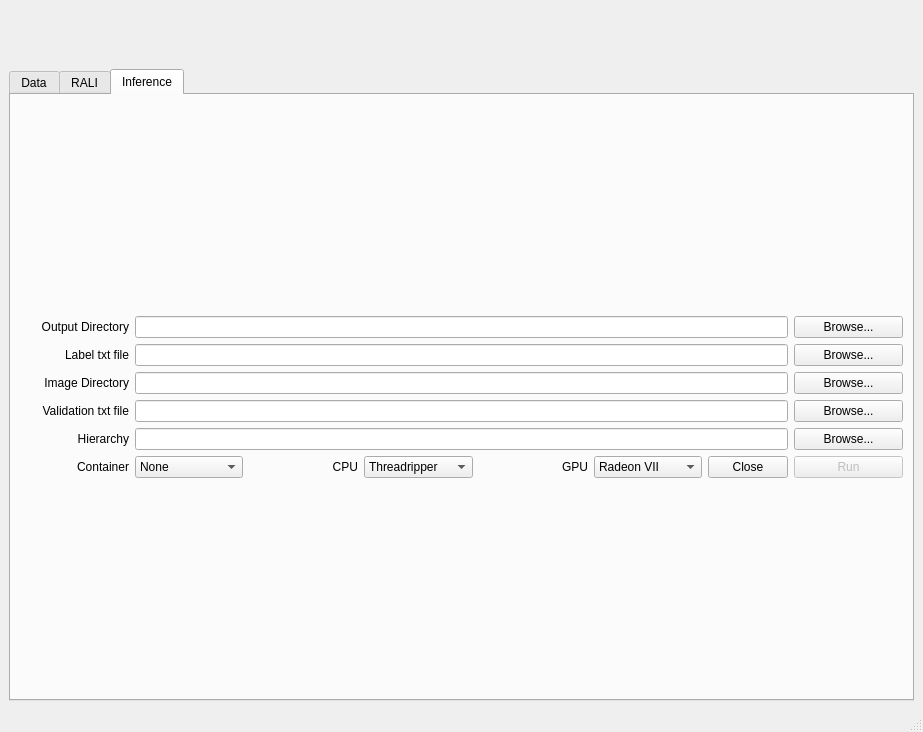
Above: scripts/inference_control.ui from kiritigowda/MIVisionX-Neural-Net-Workflow before the change. Below: the same form after it.
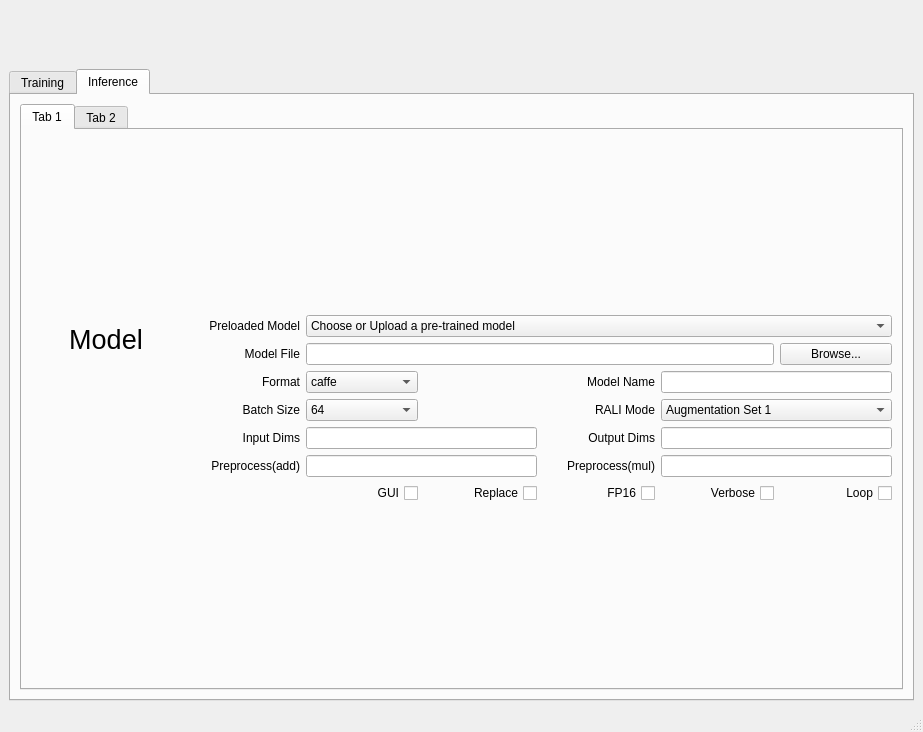
That is the form after the change. The open tabs and pages were chosen to show the change. Icons and pictures are not drawn.

Commit message: training part

Diff of the .ui file:
```diff
--- a/scripts/inference_control.ui
+++ b/scripts/inference_control.ui
@@ -134,17 +134,7 @@
       <property name="elideMode">
        <enum>Qt::ElideNone</enum>
       </property>
-      <widget class="QWidget" name="tab_Data">
-       <attribute name="title">
-        <string>Data</string>
-       </attribute>
-       <layout class="QHBoxLayout" name="horizontalLayout">
-        <item>
-         <widget class="QTabWidget" name="datatabWidget">
-          <property name="currentIndex">
-           <number>0</number>
-          </property>
-          <widget class="QWidget" name="tab_training">
+      <widget class="QWidget" name="tab_Training">
            <attribute name="title">
             <string>Training</string>
            </attribute>
@@ -361,9 +351,19 @@
            </attribute>
            <layout class="QVBoxLayout" name="verticalLayout_4">
             <item>
-             <layout class="QGridLayout" name="gridLayout">
-              <item row="2" column="3">
-               <widget class="QLabel" name="name_label">
+         <widget class="QTabWidget" name="tabWidget_2">
+          <property name="currentIndex">
+           <number>0</number>
+          </property>
+          <widget class="QWidget" name="tab_3">
+           <attribute name="title">
+            <string>Tab 1</string>
+           </attribute>
+           <layout class="QVBoxLayout" name="verticalLayout_2">
+            <item>
+             <layout class="QGridLayout" name="gridLayout_3">
+              <item row="2" column="4">
+               <widget class="QLabel" name="name_label_2">
                 <property name="text">
                  <string>Model Name</string>
                 </property>
@@ -372,8 +372,40 @@
                 </property>
                </widget>
               </item>
-              <item row="6" column="4">
-               <widget class="QCheckBox" name="verbose_checkBox">
+              <item row="3" column="5" colspan="2">
+               <widget class="QComboBox" name="mode_comboBox_3">
+                <property name="enabled">
+                 <bool>true</bool>
+                </property>
+                <item>
+                 <property name="text">
+                  <string>Augmentation Set 1</string>
+                 </property>
+                </item>
+                <item>
+                 <property name="text">
+                  <string>Augmentation Set 2</string>
+                 </property>
+                </item>
+                <item>
+                 <property name="text">
+                  <string>Augmentation Set 3</string>
+                 </property>
+                </item>
+                <item>
+                 <property name="text">
+                  <string>Augmentation Set 4</string>
+                 </property>
+                </item>
+                <item>
+                 <property name="text">
+                  <string>Augmentation Set 5</string>
+                 </property>
+                </item>
+               </widget>
+              </item>
+              <item row="6" column="5">
+               <widget class="QCheckBox" name="verbose_checkBox_2">
                 <property name="layoutDirection">
                  <enum>Qt::RightToLeft</enum>
                 </property>
@@ -382,15 +414,15 @@
                 </property>
                </widget>
               </item>
-              <item row="4" column="1" colspan="2">
-               <widget class="QLineEdit" name="idims_lineEdit">
+              <item row="4" column="2" colspan="2">
+               <widget class="QLineEdit" name="idims_lineEdit_3">
                 <property name="text">
                  <string/>
                 </property>
                </widget>
               </item>
-              <item row="3" column="1">
-               <widget class="QComboBox" name="batch_comboBox">
+              <item row="3" column="2">
+               <widget class="QComboBox" name="batch_comboBox_3">
                 <item>
                  <property name="text">
                   <string>64</string>
@@ -403,22 +435,22 @@
                 </item>
                </widget>
               </item>
-              <item row="5" column="1" colspan="2">
-               <widget class="QLineEdit" name="padd_lineEdit">
+              <item row="5" column="2" colspan="2">
+               <widget class="QLineEdit" name="padd_lineEdit_2">
                 <property name="text">
                  <string/>
                 </property>
                </widget>
               </item>
-              <item row="1" column="5">
-               <widget class="QPushButton" name="file_pushButton">
+              <item row="1" column="6">
+               <widget class="QPushButton" name="file_pushButton_2">
                 <property name="text">
                  <string>Browse...</string>
                 </property>
                </widget>
               </item>
-              <item row="5" column="3">
-               <widget class="QLabel" name="pmul_label">
+              <item row="5" column="4">
+               <widget class="QLabel" name="pmul_label_2">
                 <property name="font">
                  <font>
                   <family>Ubuntu</family>
@@ -432,8 +464,8 @@
                 </property>
                </widget>
               </item>
-              <item row="0" column="1" colspan="5">
-               <widget class="QComboBox" name="upload_comboBox">
+              <item row="0" column="2" colspan="5">
+               <widget class="QComboBox" name="upload_comboBox_2">
                 <item>
                  <property name="text">
                   <string>Choose or Upload a pre-trained model</string>
@@ -441,8 +473,8 @@
                 </item>
                </widget>
               </item>
-              <item row="6" column="1">
-               <widget class="QCheckBox" name="gui_checkBox">
+              <item row="6" column="2">
+               <widget class="QCheckBox" name="gui_checkBox_2">
                 <property name="layoutDirection">
                  <enum>Qt::RightToLeft</enum>
                 </property>
@@ -451,8 +483,8 @@
                 </property>
                </widget>
               </item>
-              <item row="1" column="0">
-               <widget class="QLabel" name="file_label">
+              <item row="1" column="1">
+               <widget class="QLabel" name="file_label_2">
                 <property name="minimumSize">
                  <size>
                   <width>111</width>
@@ -472,8 +504,8 @@
                 </property>
                </widget>
               </item>
-              <item row="4" column="3">
-               <widget class="QLabel" name="odims_label">
+              <item row="4" column="4">
+               <widget class="QLabel" name="odims_label_2">
                 <property name="font">
                  <font>
                   <family>Ubuntu</family>
@@ -487,8 +519,8 @@
                 </property>
                </widget>
               </item>
-              <item row="6" column="2">
-               <widget class="QCheckBox" name="replace_checkBox">
+              <item row="6" column="3">
+               <widget class="QCheckBox" name="replace_checkBox_2">
                 <property name="layoutDirection">
                  <enum>Qt::RightToLeft</enum>
                 </property>
@@ -497,8 +529,8 @@
                 </property>
                </widget>
               </item>
-              <item row="1" column="1" colspan="4">
-               <widget class="QLineEdit" name="file_lineEdit">
+              <item row="1" column="2" colspan="4">
+               <widget class="QLineEdit" name="file_lineEdit_2">
                 <property name="sizePolicy">
                  <sizepolicy hsizetype="Expanding" vsizetype="Preferred">
                   <horstretch>0</horstretch>
@@ -510,8 +542,8 @@
                 </property>
                </widget>
               </item>
-              <item row="2" column="1">
-               <widget class="QComboBox" name="format_comboBox">
+              <item row="2" column="2">
+               <widget class="QComboBox" name="format_comboBox_2">
                 <property name="font">
                  <font>
                   <family>Ubuntu</family>
@@ -534,8 +566,8 @@
                 </item>
                </widget>
               </item>
-              <item row="4" column="0">
-               <widget class="QLabel" name="idims__label">
+              <item row="4" column="1">
+               <widget class="QLabel" name="idims__label_3">
                 <property name="font">
                  <font>
                   <family>Ubuntu</family>
@@ -549,15 +581,15 @@
                 </property>
                </widget>
               </item>
-              <item row="5" column="4" colspan="2">
-               <widget class="QLineEdit" name="pmul_lineEdit">
+              <item row="5" column="5" colspan="2">
+               <widget class="QLineEdit" name="pmul_lineEdit_2">
                 <property name="text">
                  <string/>
                 </property>
                </widget>
               </item>
-              <item row="2" column="0">
-               <widget class="QLabel" name="format_label">
+              <item row="2" column="1">
+               <widget class="QLabel" name="format_label_2">
                 <property name="font">
                  <font>
                   <family>Ubuntu</family>
@@ -571,15 +603,15 @@
                 </property>
                </widget>
               </item>
-              <item row="2" column="4" colspan="2">
-               <widget class="QLineEdit" name="name_lineEdit">
+              <item row="2" column="5" colspan="2">
+               <widget class="QLineEdit" name="name_lineEdit_3">
                 <property name="text">
                  <string/>
                 </property>
                </widget>
               </item>
-              <item row="5" column="0">
-               <widget class="QLabel" name="padd_label">
+              <item row="5" column="1">
+               <widget class="QLabel" name="padd_label_2">
                 <property name="font">
                  <font>
                   <family>Ubuntu</family>
@@ -593,8 +625,8 @@
                 </property>
                </widget>
               </item>
-              <item row="6" column="5">
-               <widget class="QCheckBox" name="loop_checkBox">
+              <item row="6" column="6">
+               <widget class="QCheckBox" name="loop_checkBox_2">
                 <property name="layoutDirection">
                  <enum>Qt::RightToLeft</enum>
                 </property>
@@ -603,8 +635,8 @@
                 </property>
                </widget>
               </item>
-              <item row="0" column="0">
-               <widget class="QLabel" name="upload_label">
+              <item row="0" column="1">
+               <widget class="QLabel" name="upload_label_2">
                 <property name="layoutDirection">
                  <enum>Qt::RightToLeft</enum>
                 </property>
@@ -616,15 +648,25 @@
                 </property>
                </widget>
               </item>
-              <item row="4" column="4" colspan="2">
-               <widget class="QLineEdit" name="odims_lineEdit">
+              <item row="4" column="5" colspan="2">
+               <widget class="QLineEdit" name="odims_lineEdit_2">
                 <property name="text">
                  <string/>
                 </property>
                </widget>
               </item>
-              <item row="6" column="3">
-               <widget class="QCheckBox" name="fp16_checkBox">
+              <item row="3" column="4">
+               <widget class="QLabel" name="mode_label_3">
+                <property name="text">
+                 <string>RALI Mode</string>
+                </property>
+                <property name="alignment">
+                 <set>Qt::AlignRight|Qt::AlignTrailing|Qt::AlignVCenter</set>
+                </property>
+               </widget>
+              </item>
+              <item row="6" column="4">
+               <widget class="QCheckBox" name="fp16_checkBox_2">
                 <property name="layoutDirection">
                  <enum>Qt::RightToLeft</enum>
                 </property>
@@ -633,8 +675,8 @@
                 </property>
                </widget>
               </item>
-              <item row="3" column="0">
-               <widget class="QLabel" name="batch_label">
+              <item row="3" column="1">
+               <widget class="QLabel" name="batch_label_3">
                 <property name="text">
                  <string>Batch Size</string>
                 </property>
@@ -643,28 +685,92 @@
                 </property>
                </widget>
               </item>
-             </layout>
-            </item>
-           </layout>
-          </widget>
-         </widget>
-        </item>
-       </layout>
-      </widget>
-      <widget class="QWidget" name="tab_Rali">
+              <item row="0" column="0" rowspan="4">
+               <widget class="QFrame" name="model_frame_3">
+                <property name="sizePolicy">
+                 <sizepolicy hsizetype="MinimumExpanding" vsizetype="Preferred">
+                  <horstretch>0</horstretch>
+                  <verstretch>0</verstretch>
+                 </sizepolicy>
+                </property>
+                <property name="minimumSize">
+                 <size>
+                  <width>150</width>
+                  <height>0</height>
+                 </size>
+                </property>
+                <property name="maximumSize">
+                 <size>
+                  <width>150</width>
+                  <height>16777215</height>
+                 </size>
+                </property>
+                <property name="frameShape">
+                 <enum>QFrame::NoFrame</enum>
+                </property>
+                <property name="frameShadow">
+                 <enum>QFrame::Raised</enum>
+                </property>
+                <layout class="QVBoxLayout" name="verticalLayout_5">
+                 <item>
+                  <widget class="QLabel" name="model_label_3">
+                   <property name="font">
+                    <font>
+                     <family>Ubuntu</family>
+                     <pointsize>20</pointsize>
+                     <weight>50</weight>
+                     <bold>false</bold>
+                    </font>
+                   </property>
+                   <property name="text">
+                    <string>Model</string>
+                   </property>
+                   <property name="alignment">
+                    <set>Qt::AlignCenter</set>
+                   </property>
+                  </widget>
+                 </item>
+                 <item>
+                  <spacer name="verticalSpacer_5">
+                   <property name="orientation">
+                    <enum>Qt::Vertical</enum>
+                   </property>
+                   <property name="sizeHint" stdset="0">
+                    <size>
+                     <width>20</width>
+                     <height>40</height>
+                    </size>
+                   </property>
+                  </spacer>
+                 </item>
+                </layout>
+               </widget>
+              </item>
+             </layout>
+            </item>
+           </layout>
+          </widget>
+          <widget class="QWidget" name="tab_4">
        <attribute name="title">
-        <string>RALI</string>
-       </attribute>
-       <layout class="QVBoxLayout" name="verticalLayout_5"/>
-      </widget>
-      <widget class="QWidget" name="tab_Inference">
-       <attribute name="title">
-        <string>Inference</string>
-       </attribute>
-       <layout class="QVBoxLayout" name="verticalLayout_6">
+            <string>Tab 2</string>
+           </attribute>
+           <layout class="QVBoxLayout" name="verticalLayout_9">
         <item>
          <layout class="QGridLayout" name="inference_gridLayout">
-          <item row="2" column="0">
+              <item row="5" column="7">
+               <widget class="QPushButton" name="close_pushButton">
+                <property name="sizePolicy">
+                 <sizepolicy hsizetype="Fixed" vsizetype="Fixed">
+                  <horstretch>0</horstretch>
+                  <verstretch>0</verstretch>
+                 </sizepolicy>
+                </property>
+                <property name="text">
+                 <string>Close</string>
+                </property>
+               </widget>
+              </item>
+              <item row="2" column="1">
            <widget class="QLabel" name="image_label">
             <property name="text">
              <string>Image Directory</string>
@@ -674,20 +780,7 @@
             </property>
            </widget>
           </item>
-          <item row="5" column="6">
-           <widget class="QPushButton" name="close_pushButton">
-            <property name="sizePolicy">
-             <sizepolicy hsizetype="Fixed" vsizetype="Fixed">
-              <horstretch>0</horstretch>
-              <verstretch>0</verstretch>
-             </sizepolicy>
-            </property>
-            <property name="text">
-             <string>Close</string>
-            </property>
-           </widget>
-          </item>
-          <item row="5" column="1">
+              <item row="5" column="2">
            <widget class="QComboBox" name="container_comboBox">
             <property name="sizePolicy">
              <sizepolicy hsizetype="Preferred" vsizetype="Fixed">
@@ -712,7 +805,7 @@
             </item>
            </widget>
           </item>
-          <item row="1" column="0">
+              <item row="1" column="1">
            <widget class="QLabel" name="label">
             <property name="text">
              <string>Label txt file</string>
@@ -722,7 +815,7 @@
             </property>
            </widget>
           </item>
-          <item row="4" column="1" colspan="6">
+              <item row="4" column="2" colspan="6">
            <widget class="QLineEdit" name="hier_lineEdit">
             <property name="enabled">
              <bool>true</bool>
@@ -732,7 +825,7 @@
             </property>
            </widget>
           </item>
-          <item row="5" column="4">
+              <item row="5" column="5">
            <widget class="QLabel" name="gpu_label">
             <property name="sizePolicy">
              <sizepolicy hsizetype="Preferred" vsizetype="Preferred">
@@ -754,7 +847,7 @@
             </property>
            </widget>
           </item>
-          <item row="1" column="1" colspan="6">
+              <item row="1" column="2" colspan="6">
            <widget class="QLineEdit" name="label_lineEdit">
             <property name="enabled">
              <bool>true</bool>
@@ -764,7 +857,7 @@
             </property>
            </widget>
           </item>
-          <item row="3" column="1" colspan="6">
+              <item row="3" column="2" colspan="6">
            <widget class="QLineEdit" name="val_lineEdit">
             <property name="enabled">
              <bool>true</bool>
@@ -774,7 +867,7 @@
             </property>
            </widget>
           </item>
-          <item row="5" column="5">
+              <item row="5" column="6">
            <widget class="QComboBox" name="gpu_comboBox">
             <item>
              <property name="text">
@@ -808,7 +901,7 @@
             </item>
            </widget>
           </item>
-          <item row="0" column="7">
+              <item row="0" column="8">
            <widget class="QPushButton" name="output_pushButton">
             <property name="enabled">
              <bool>true</bool>
@@ -818,17 +911,7 @@
             </property>
            </widget>
           </item>
-          <item row="5" column="0">
-           <widget class="QLabel" name="container_label">
-            <property name="text">
-             <string>Container</string>
-            </property>
-            <property name="alignment">
-             <set>Qt::AlignRight|Qt::AlignTrailing|Qt::AlignVCenter</set>
-            </property>
-           </widget>
-          </item>
-          <item row="5" column="3">
+              <item row="5" column="4">
            <widget class="QComboBox" name="cpu_comboBox">
             <item>
              <property name="text">
@@ -867,7 +950,17 @@
             </item>
            </widget>
           </item>
-          <item row="0" column="0">
+              <item row="5" column="1">
+               <widget class="QLabel" name="container_label">
+                <property name="text">
+                 <string>Container</string>
+                </property>
+                <property name="alignment">
+                 <set>Qt::AlignRight|Qt::AlignTrailing|Qt::AlignVCenter</set>
+                </property>
+               </widget>
+              </item>
+              <item row="0" column="1">
            <widget class="QLabel" name="output_label">
             <property name="text">
              <string>Output Directory</string>
@@ -877,7 +970,7 @@
             </property>
            </widget>
           </item>
-          <item row="4" column="7">
+              <item row="4" column="8">
            <widget class="QPushButton" name="hier_pushButton">
             <property name="enabled">
              <bool>true</bool>
@@ -887,7 +980,7 @@
             </property>
            </widget>
           </item>
-          <item row="3" column="0">
+              <item row="3" column="1">
            <widget class="QLabel" name="val_label">
             <property name="text">
              <string>Validation txt file</string>
@@ -897,7 +990,7 @@
             </property>
            </widget>
           </item>
-          <item row="2" column="1" colspan="6">
+              <item row="2" column="2" colspan="6">
            <widget class="QLineEdit" name="image_lineEdit">
             <property name="enabled">
              <bool>true</bool>
@@ -907,7 +1000,7 @@
             </property>
            </widget>
           </item>
-          <item row="5" column="7">
+              <item row="5" column="8">
            <widget class="QPushButton" name="run_pushButton">
             <property name="enabled">
              <bool>false</bool>
@@ -917,7 +1010,7 @@
             </property>
            </widget>
           </item>
-          <item row="5" column="2">
+              <item row="5" column="3">
            <widget class="QLabel" name="cpu_label">
             <property name="sizePolicy">
              <sizepolicy hsizetype="Preferred" vsizetype="Preferred">
@@ -939,7 +1032,7 @@
             </property>
            </widget>
           </item>
-          <item row="1" column="7">
+              <item row="1" column="8">
            <widget class="QPushButton" name="label_pushButton">
             <property name="enabled">
              <bool>true</bool>
@@ -949,7 +1042,7 @@
             </property>
            </widget>
           </item>
-          <item row="3" column="7">
+              <item row="3" column="8">
            <widget class="QPushButton" name="val_pushButton">
             <property name="enabled">
              <bool>true</bool>
@@ -959,7 +1052,7 @@
             </property>
            </widget>
           </item>
-          <item row="2" column="7">
+              <item row="2" column="8">
            <widget class="QPushButton" name="image_pushButton">
             <property name="enabled">
              <bool>true</bool>
@@ -969,7 +1062,7 @@
             </property>
            </widget>
           </item>
-          <item row="4" column="0">
+              <item row="4" column="1">
            <widget class="QLabel" name="hier_label">
             <property name="text">
              <string>Hierarchy</string>
@@ -979,7 +1072,7 @@
             </property>
            </widget>
           </item>
-          <item row="0" column="1" colspan="6">
+              <item row="0" column="2" colspan="6">
            <widget class="QLineEdit" name="output_lineEdit">
             <property name="enabled">
              <bool>true</bool>
@@ -989,7 +1082,69 @@
             </property>
            </widget>
           </item>
-         </layout>
+              <item row="0" column="0" rowspan="5">
+               <widget class="QFrame" name="inference_frame">
+                <property name="sizePolicy">
+                 <sizepolicy hsizetype="MinimumExpanding" vsizetype="Preferred">
+                  <horstretch>0</horstretch>
+                  <verstretch>0</verstretch>
+                 </sizepolicy>
+                </property>
+                <property name="minimumSize">
+                 <size>
+                  <width>150</width>
+                  <height>0</height>
+                 </size>
+                </property>
+                <property name="maximumSize">
+                 <size>
+                  <width>150</width>
+                  <height>16777215</height>
+                 </size>
+                </property>
+                <property name="frameShape">
+                 <enum>QFrame::NoFrame</enum>
+                </property>
+                <property name="frameShadow">
+                 <enum>QFrame::Raised</enum>
+                </property>
+                <layout class="QVBoxLayout" name="verticalLayout_3">
+                 <item>
+                  <widget class="QLabel" name="inference_label">
+                   <property name="font">
+                    <font>
+                     <pointsize>20</pointsize>
+                    </font>
+                   </property>
+                   <property name="text">
+                    <string>Inference</string>
+                   </property>
+                   <property name="alignment">
+                    <set>Qt::AlignLeading|Qt::AlignLeft|Qt::AlignVCenter</set>
+                   </property>
+                  </widget>
+                 </item>
+                 <item>
+                  <spacer name="verticalSpacer_2">
+                   <property name="orientation">
+                    <enum>Qt::Vertical</enum>
+                   </property>
+                   <property name="sizeHint" stdset="0">
+                    <size>
+                     <width>20</width>
+                     <height>40</height>
+                    </size>
+                   </property>
+                  </spacer>
+                 </item>
+                </layout>
+               </widget>
+              </item>
+             </layout>
+            </item>
+           </layout>
+          </widget>
+         </widget>
         </item>
        </layout>
       </widget>
```
Left out of the diff: 410 changed lines with no effect on the pictures. Lines whose indentation alone changed are shown as unchanged. The commit also changes 1 other file.
